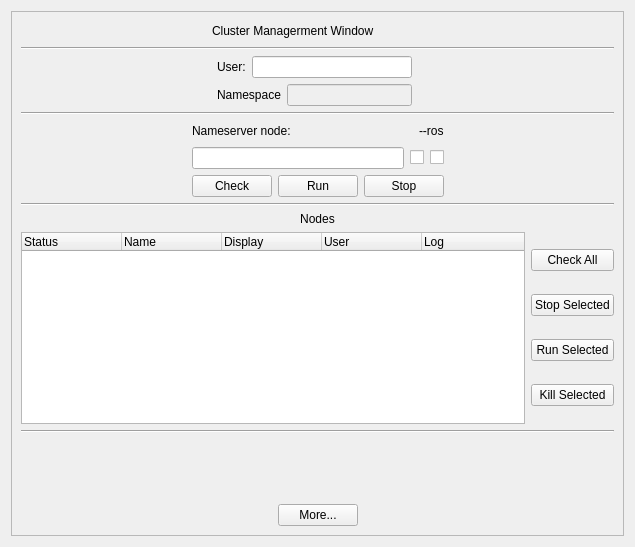
The window that src/yarpmanager/src-manager/clusterWidget.ui (robotology/yarp) describes before a commit, drawn with Qt 5.
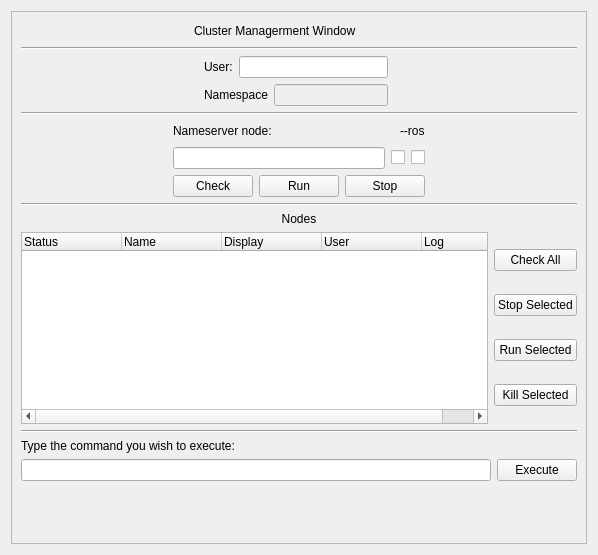
The same window after the commit. Custom widgets are drawn as their Qt base class.

Commit message: clusterWidget: implement execute section

```diff
--- a/src/yarpmanager/src-manager/clusterWidget.ui
+++ b/src/yarpmanager/src-manager/clusterWidget.ui
@@ -6,8 +6,8 @@
    <rect>
     <x>0</x>
     <y>0</y>
-    <width>635</width>
-    <height>547</height>
+    <width>598</width>
+    <height>555</height>
    </rect>
   </property>
   <property name="minimumSize">
@@ -28,13 +28,7 @@
   <property name="windowTitle">
    <string>Form</string>
   </property>
-  <layout class="QHBoxLayout" name="horizontalLayout_13">
-   <item>
-    <layout class="QHBoxLayout" name="horizontalLayout_7"/>
-   </item>
-   <item>
-    <layout class="QHBoxLayout" name="horizontalLayout_11"/>
-   </item>
+  <layout class="QVBoxLayout" name="verticalLayout_6">
    <item>
     <widget class="QScrollArea" name="scrollArea">
      <property name="widgetResizable">
@@ -45,14 +39,12 @@
        <rect>
         <x>0</x>
         <y>0</y>
-        <width>599</width>
-        <height>527</height>
+        <width>578</width>
+        <height>535</height>
        </rect>
       </property>
       <layout class="QVBoxLayout" name="verticalLayout_5">
        <item>
-        <layout class="QVBoxLayout" name="verticalLayout_2">
-         <item>
           <layout class="QHBoxLayout" name="horizontalLayout_6">
            <item>
             <spacer name="horizontalSpacer_9">
@@ -405,6 +397,31 @@
            </property>
           </widget>
          </item>
+       <item>
+        <layout class="QVBoxLayout" name="verticalLayout_2">
+         <item>
+          <widget class="QLabel" name="label_7">
+           <property name="text">
+            <string>Type the command you wish to execute:</string>
+           </property>
+          </widget>
+         </item>
+         <item>
+          <layout class="QHBoxLayout" name="horizontalLayout_7">
+           <item>
+            <widget class="QLineEdit" name="lineEditExecute"/>
+           </item>
+           <item>
+            <widget class="QPushButton" name="executeBtn">
+             <property name="text">
+              <string>Execute</string>
+             </property>
+            </widget>
+           </item>
+          </layout>
+         </item>
+        </layout>
+       </item>
          <item>
           <spacer name="verticalSpacer">
            <property name="orientation">
@@ -413,51 +430,17 @@
            <property name="sizeHint" stdset="0">
             <size>
              <width>20</width>
-             <height>29</height>
+           <height>7</height>
             </size>
            </property>
           </spacer>
          </item>
-         <item>
-          <layout class="QHBoxLayout" name="horizontalLayout_10">
-           <item>
-            <spacer name="horizontalSpacer_11">
-             <property name="orientation">
-              <enum>Qt::Horizontal</enum>
-             </property>
-             <property name="sizeHint" stdset="0">
-              <size>
-               <width>40</width>
-               <height>20</height>
-              </size>
-             </property>
-            </spacer>
-           </item>
-           <item>
-            <widget class="QPushButton" name="runServerBtn_2">
-             <property name="text">
-              <string>More...</string>
-             </property>
-            </widget>
-           </item>
-           <item>
-            <spacer name="horizontalSpacer_12">
-             <property name="orientation">
-              <enum>Qt::Horizontal</enum>
-             </property>
-             <property name="sizeHint" stdset="0">
-              <size>
-               <width>40</width>
-               <height>20</height>
-              </size>
-             </property>
-            </spacer>
-           </item>
-          </layout>
-         </item>
-        </layout>
-       </item>
-      </layout>
+      </layout>
+      <zorder>line_5</zorder>
+      <zorder>line_2</zorder>
+      <zorder>line</zorder>
+      <zorder>label_6</zorder>
+      <zorder>line_3</zorder>
       <zorder></zorder>
      </widget>
     </widget>
```
Lines whose indentation alone changed are shown as unchanged. The commit also changes 2 other files.
